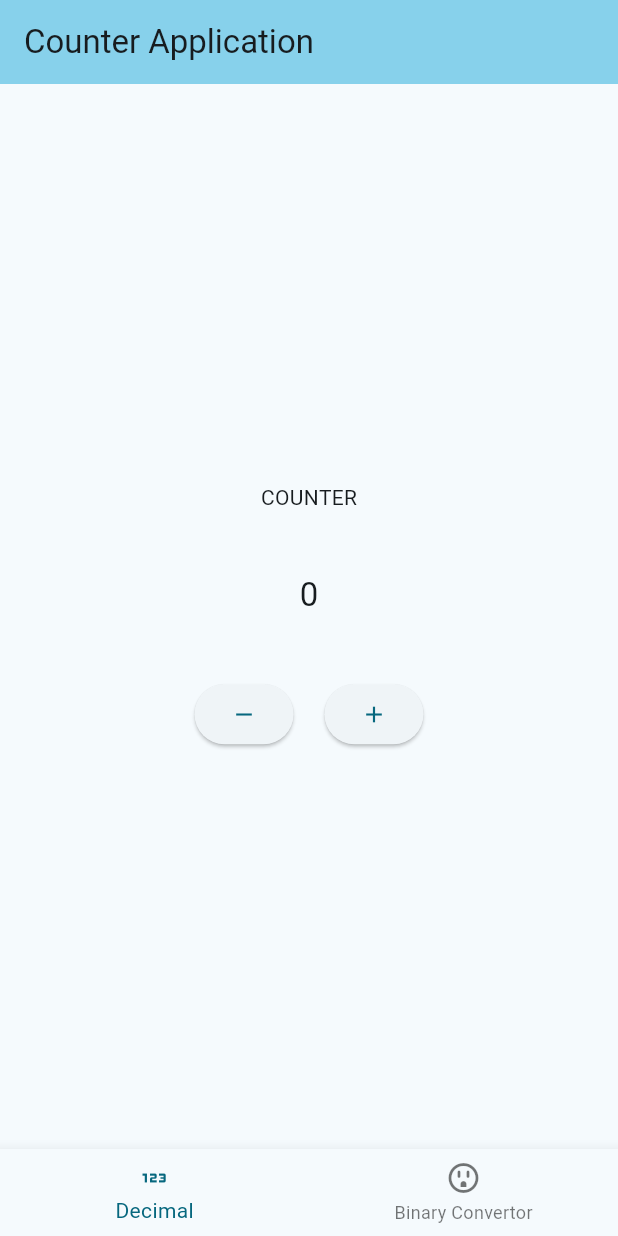
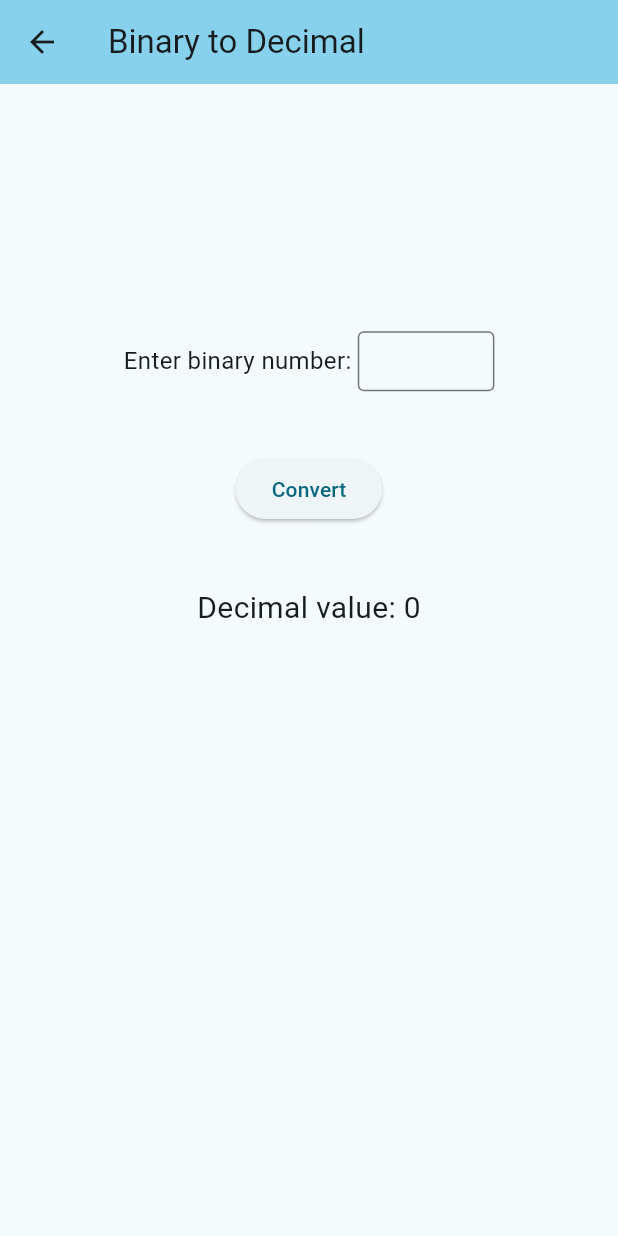
Before and after one commit to eclipsedd/counter-flutter, a Flutter app: the screen it shows after launch, on a phone screen of 412 x 824 dp. Run offline on Flutter 3.47's test engine with Material 3 defaults, Android fonts, the phone set to English and light mode, and no system bars; missing offline and left inert: conversion.

Commit message:
feat: binary to decimal convertor page added.

```diff
--- /dev/null
+++ b/lib/bloc/conversion_block.dart
@@ -0,0 +1,16 @@
+import '../data/repositories/ConversionRepository.dart';
+
+class ConversionBloc {
+  final ConversionRepository _repository;
+
+  ConversionBloc({required ConversionRepository repository})
+      : _repository = repository;
+
+  Future<int> convertBinaryToDecimal(String binaryValue) async {
+    try {
+      return await _repository.binaryToDecimal(binaryValue);
+    } catch (error) {
+      throw Exception('Failed to convert binary to decimal');
+    }
+  }
+}
--- /dev/null
+++ b/lib/data/repositories/ConversionRepository.dart
@@ -0,0 +1,10 @@
+import 'package:conversion/conversion.dart';
+
+class ConversionRepository {
+  Convert convert = Convert();
+  Future<int> binaryToDecimal(String binaryValue) async {
+    // since the external service process a list of strings at once.
+    List<int> ans = convert.binaryTodecimal(values: [binaryValue, '1']);
+    return ans[0];
+  }
+}
--- a/lib/main.dart
+++ b/lib/main.dart
@@ -1,12 +1,20 @@
 import 'package:flutter/material.dart';
+import './presentation/screens/my_home_page.dart';
+import './presentation/screens/binary_page.dart';
 
 void main() {
   runApp(const MyApp());
 }
 
-class MyApp extends StatelessWidget {
-  const MyApp({Key? key}) : super(key: key);
+class MyApp extends StatefulWidget {
+  const MyApp({super.key});
 
+  @override
+  State<MyApp> createState() => _MyAppState();
+}
+
+class _MyAppState extends State<MyApp> {
+  int myIndex = 0;
   @override
   Widget build(BuildContext context) {
     return MaterialApp(
@@ -14,87 +22,17 @@ class MyApp extends StatelessWidget {
       debugShowCheckedModeBanner: false,
       theme: ThemeData(
         colorScheme: ColorScheme.fromSeed(
-          seedColor: const Color.fromARGB(205, 46, 94, 110),
+          seedColor: const Color.fromARGB(205, 37, 85, 101),
         ),
         useMaterial3: true,
       ),
-      home: const MyHomePage(title: 'Counter Application'),
-    );
-  }
-}
-
-class MyHomePage extends StatefulWidget {
-  const MyHomePage({super.key, required this.title});
-
-  final String title;
-
-  @override
-  State<MyHomePage> createState() => _MyHomePageState();
-}
-
-class _MyHomePageState extends State<MyHomePage> {
-  int _counter = 0;
-  int index = 0;
-
-  dynamic get onTap => null;
-
-  void _incrementCounter() {
-    setState(() {
-      _counter++;
-    });
-  }
-
-  void _decrementCounter() {
-    setState(() {
-      _counter--;
-    });
-  }
-
-  @override
-  Widget build(BuildContext context) {
-    return Scaffold(
-      appBar: AppBar(
-        title: Text(widget.title),
-        backgroundColor: Theme.of(context).colorScheme.inversePrimary,
-      ),
-      body: Center(
-        child: Column(
-          mainAxisAlignment: MainAxisAlignment.center,
-          children: <Widget>[
-            const Text(
-              'COUNTER',
-            ),
-            SizedBox(height: MediaQuery.of(context).size.height * 0.05),
-            Text(
-              '$_counter',
-              style: Theme.of(context).textTheme.headline6,
-            ),
-            SizedBox(height: MediaQuery.of(context).size.height * 0.05),
-            Row(
-              mainAxisAlignment: MainAxisAlignment.center,
-              children: [
-                ElevatedButton(
-                  onPressed: _decrementCounter,
-                  child: const Icon(Icons.remove),
-                ),
-                SizedBox(width: MediaQuery.of(context).size.width * 0.05),
-                ElevatedButton(
-                  onPressed: _incrementCounter,
-                  child: const Icon(Icons.add),
-                ),
-              ],
-            ),
-          ],
-        ),
-      ),
+      initialRoute: '/binary',
+      routes: <String, WidgetBuilder>{
+        '/HomePage': (context) => const MyHomePage(),
+        '/binary': (context) => const ToDecimal(),
+      },
+      home: Scaffold(
         bottomNavigationBar: BottomNavigationBar(
-        onTap: (index) {
-          if (index == 0) {
-            // Logic for the first item
-          } else if (index == 1) {
-            // Logic for the second item
-          }
-        },
           items: const [
             BottomNavigationBarItem(
               icon: Icon(Icons.onetwothree),
@@ -102,9 +40,20 @@ class _MyHomePageState extends State<MyHomePage> {
             ),
             BottomNavigationBarItem(
               icon: Icon(Icons.outlet_outlined),
-            label: 'Binary Convertor',
+              label: 'Binary Converter',
             ),
           ],
+          onTap: (int index) {
+            setState(() {
+              myIndex = index;
+            });
+            if (index == 0) {
+              Navigator.pushNamed(context, '/HomePage');
+            } else if (index == 1) {
+              Navigator.pushNamed(context, '/binary');
+            }
+          },
+        ),
       ),
     );
   }
--- /dev/null
+++ b/lib/presentation/screens/binary_page.dart
@@ -0,0 +1,82 @@
+import 'package:flutter/material.dart';
+import '../../bloc/conversion_block.dart';
+import '../../data/repositories/ConversionRepository.dart';
+
+class ToDecimal extends StatefulWidget {
+  const ToDecimal({super.key});
+
+  @override
+  State<ToDecimal> createState() => _ToDecimalState();
+}
+
+class _ToDecimalState extends State<ToDecimal> {
+  TextEditingController binaryValController = TextEditingController();
+  int decimalValue = 0;
+  final ConversionBloc _conversionBloc =
+      ConversionBloc(repository: ConversionRepository());
+
+  @override
+  Widget build(BuildContext context) {
+    return Scaffold(
+      appBar: AppBar(
+        title: const Text("Binary to Decimal"),
+        backgroundColor: Theme.of(context).colorScheme.inversePrimary,
+      ),
+      body: Container(
+        padding: EdgeInsets.symmetric(
+          vertical: MediaQuery.of(context).size.height * 0.2,
+          horizontal: MediaQuery.of(context).size.width * 0.2,
+        ),
+        child: Column(
+          children: [
+            Row(
+              children: [
+                const Text(
+                  'Enter binary number: ',
+                  style: TextStyle(fontSize: 16.0),
+                ),
+                Flexible(
+                  child: Container(
+                    height: 40,
+                    child: TextField(
+                      controller: binaryValController,
+                      decoration: const InputDecoration(
+                        contentPadding: EdgeInsets.symmetric(
+                            vertical: 2.5, horizontal: 15.0),
+                        border: OutlineInputBorder(),
+                        hintStyle: TextStyle(
+                          fontSize: 30.0,
+                        ),
+                      ),
+                    ),
+                  ),
+                ),
+              ],
+            ),
+            SizedBox(
+              height: MediaQuery.of(context).size.height * 0.05,
+            ),
+            ElevatedButton(
+              onPressed: () async {
+                String binValue = binaryValController.text;
+                int result =
+                    await _conversionBloc.convertBinaryToDecimal(binValue);
+                setState(() {
+                  decimalValue = result;
+                });
+              },
+              child: const Text("Convert"),
+            ),
+            SizedBox(
+              height: MediaQuery.of(context).size.height * 0.05,
+            ),
+            Text(
+              'Decimal value: $decimalValue',
+              style: const TextStyle(fontSize: 20.0),
+            ),
+          ],
+        ),
+      ),
+    );
+  }
+}
--- a/pubspec.yaml
+++ b/pubspec.yaml
@@ -32,10 +32,12 @@ dependencies:
     sdk: flutter
   bloc: ^8.0.0
   flutter_bloc: ^8.0.0
+  dart_numerics: ^0.0.6
 
   # The following adds the Cupertino Icons font to your application.
   # Use with the CupertinoIcons class for iOS style icons.
   cupertino_icons: ^1.0.6
+  conversion: ^1.0.0+1
 
 dev_dependencies:
   flutter_test:
```
Also changed, not shown: lib/presentation/screens/my_home_page.dart (added, +67 -0 lines), pubspec.lock. Lines whose indentation alone changed are shown as unchanged.
